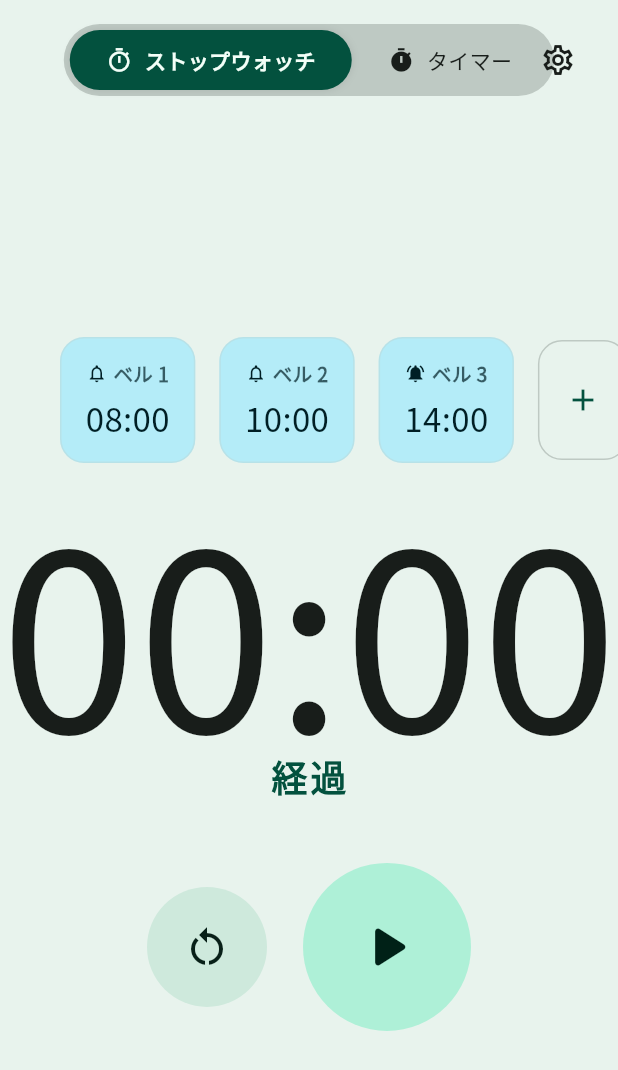
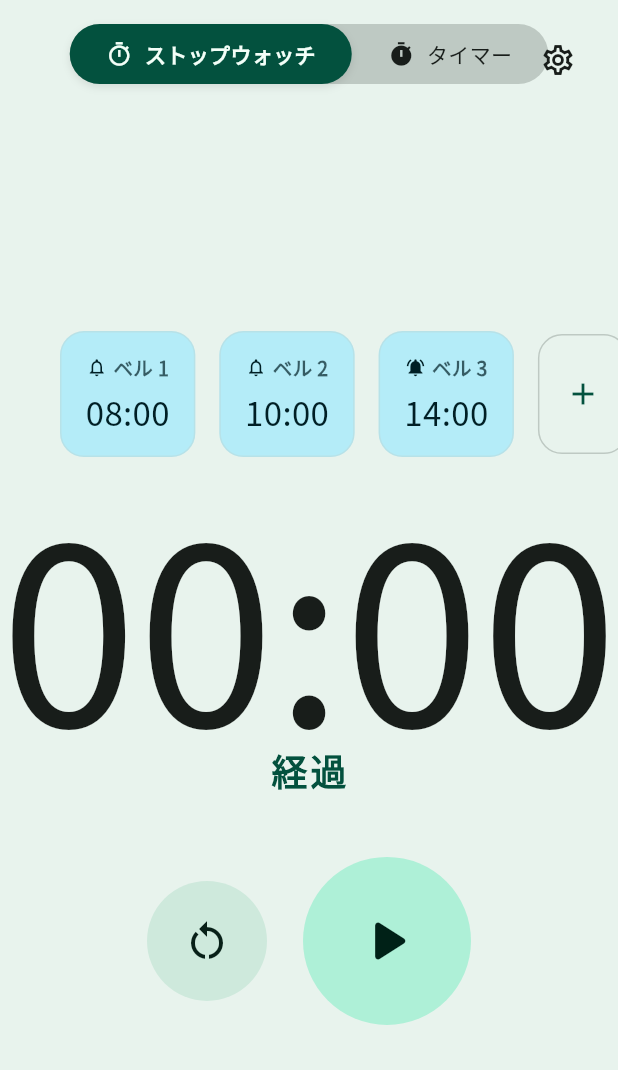
Before and after one commit to Girky0815/presentationtimer_prime, a Flutter app: the screen it shows after launch, after a tap on "ストップウォッチ", on a phone screen of 412 x 824 dp. Shown: the top 1070 px of the screen. Run offline on Flutter 3.47's test engine with Material 3 defaults, Android fonts, the phone set to English and light mode, and no system bars; drawn by our look-alikes of dynamic_color; our stand-ins replace audioplayers, google_fonts, package_info_plus.

Commit message:
v1.1.0: モードボタンにアニメーションを追加

```diff
--- a/lib/main.dart
+++ b/lib/main.dart
@@ -373,28 +373,9 @@ class TimerScreen extends StatelessWidget {
                 child: Row(
                   mainAxisAlignment: MainAxisAlignment.center,
                   children: [
-                    Container(
-                      padding: const EdgeInsets.all(4),
-                      decoration: BoxDecoration(
-                        color: colorScheme.surfaceContainerHighest,
-                        borderRadius: BorderRadius.circular(50),
-                      ),
-                      child: Row(
-                        children: [
-                          _ModeButton(
-                            icon: Icons.timer_outlined,
-                            label: "ストップウォッチ",
-                            isSelected: state.mode == 'stopwatch',
-                            onTap: () => state.toggleMode('stopwatch'),
-                          ),
-                          _ModeButton(
-                            icon: Icons.timer,
-                            label: "タイマー",
-                            isSelected: state.mode == 'timer',
-                            onTap: () => state.toggleMode('timer'),
-                          ),
-                        ],
-                      ),
+                    _AnimatedModeSwitcher(
+                      currentMode: state.mode,
+                      onModeChanged: (newMode) => state.toggleMode(newMode),
                     ),
                   ],
                 ),
@@ -584,42 +565,146 @@ class TimerScreen extends StatelessWidget {
 
 // --- Sub Widgets ---
 
-class _ModeButton extends StatelessWidget {
-  final IconData icon;
-  final String label;
-  final bool isSelected;
-  final VoidCallback onTap;
-
-  const _ModeButton(
-      {required this.icon,
-      required this.label,
-      required this.isSelected,
-      required this.onTap});
+class _AnimatedModeSwitcher extends StatefulWidget {
+  final String currentMode;
+  final Function(String) onModeChanged;
+
+  const _AnimatedModeSwitcher({
+    super.key,
+    required this.currentMode,
+    required this.onModeChanged,
+  });
+
+  @override
+  State<_AnimatedModeSwitcher> createState() => _AnimatedModeSwitcherState();
+}
+
+class _AnimatedModeSwitcherState extends State<_AnimatedModeSwitcher> {
+  final GlobalKey _stopwatchKey = GlobalKey();
+  final GlobalKey _timerKey = GlobalKey();
+
+  double _stopwatchWidth = 0;
+  double _timerWidth = 0;
+
+  @override
+  void initState() {
+    super.initState();
+    WidgetsBinding.instance.addPostFrameCallback((_) => _updateSizes());
+  }
+
+  void _updateSizes() {
+    final stopwatchBox =
+        _stopwatchKey.currentContext?.findRenderObject() as RenderBox?;
+    final timerBox = _timerKey.currentContext?.findRenderObject() as RenderBox?;
+
+    if (stopwatchBox != null && timerBox != null) {
+      setState(() {
+        _stopwatchWidth = stopwatchBox.size.width;
+        _timerWidth = timerBox.size.width;
+      });
+    }
+  }
 
   @override
   Widget build(BuildContext context) {
     final colorScheme = Theme.of(context).colorScheme;
+    final isStopwatch = widget.currentMode == 'stopwatch';
+
+    // Define labels and icons
+    const labelStopwatch = "ストップウォッチ";
+    const labelTimer = "タイマー";
+    const iconStopwatch = Icons.timer_outlined;
+    const iconTimer = Icons.timer;
+
+    // Calculate slider position and width
+    // Default to 0 if not yet measured (will update after first frame)
+    final double sliderLeft = isStopwatch ? 0 : _stopwatchWidth;
+    final double sliderWidth =
+        isStopwatch ? (_stopwatchWidth > 0 ? _stopwatchWidth : 0) : _timerWidth;
+
+    return Container(
+      decoration: BoxDecoration(
+        color: colorScheme.surfaceContainerHighest,
+        borderRadius: BorderRadius.circular(50),
+      ),
+      child: Stack(
+        children: [
+          // Sliding Indicator
+          if (_stopwatchWidth > 0 && _timerWidth > 0)
+            AnimatedPositioned(
+              duration: const Duration(milliseconds: 300),
+              curve: Curves.easeInOutCubicEmphasized,
+              left: sliderLeft,
+              top: 0,
+              bottom: 0,
+              width: sliderWidth,
+              child: Container(
+                decoration: BoxDecoration(
+                  color: colorScheme.primary,
+                  borderRadius: BorderRadius.circular(50),
+                  boxShadow: [
+                    BoxShadow(
+                      color: Colors.black.withValues(alpha: 0.1),
+                      blurRadius: 4,
+                      offset: const Offset(0, 2),
+                    ),
+                  ],
+                ),
+              ),
+            ),
+          // Buttons Row
+          Row(
+            mainAxisSize: MainAxisSize.min,
+            children: [
+              _buildButton(
+                context,
+                key: _stopwatchKey,
+                label: labelStopwatch,
+                icon: iconStopwatch,
+                isSelected: isStopwatch,
+                onTap: () => widget.onModeChanged('stopwatch'),
+              ),
+              _buildButton(
+                context,
+                key: _timerKey,
+                label: labelTimer,
+                icon: iconTimer,
+                isSelected: !isStopwatch,
+                onTap: () => widget.onModeChanged('timer'),
+              ),
+            ],
+          ),
+        ],
+      ),
+    );
+  }
+
+  Widget _buildButton(
+    BuildContext context, {
+    required Key key,
+    required String label,
+    required IconData icon,
+    required bool isSelected,
+    required VoidCallback onTap,
+  }) {
+    final colorScheme = Theme.of(context).colorScheme;
     return GestureDetector(
+      key: key,
       onTap: onTap,
+      behavior: HitTestBehavior.opaque,
       child: Container(
         padding: const EdgeInsets.symmetric(horizontal: 24, vertical: 10),
-        decoration: BoxDecoration(
-          color: isSelected ? colorScheme.primary : Colors.transparent,
-          borderRadius: BorderRadius.circular(50),
-          boxShadow: isSelected
-              ? [
-                  BoxShadow(
-                      color: Colors.black.withValues(alpha: 0.1), blurRadius: 4)
-                ]
-              : [],
-        ),
+        alignment: Alignment.center,
         child: Row(
+          mainAxisSize: MainAxisSize.min,
           children: [
-            Icon(icon,
-                size: 18,
-                color: isSelected
-                    ? colorScheme.onPrimary
-                    : colorScheme.onSurfaceVariant),
+            Icon(
+              icon,
+              size: 18,
+              color: isSelected
+                  ? colorScheme.onPrimary
+                  : colorScheme.onSurfaceVariant,
+            ),
             const SizedBox(width: 8),
             Text(
               label,
@@ -958,7 +1043,7 @@ class _SettingsPanelState extends State<SettingsPanel> {
                           ),
                           const Divider(height: 1),
                           SwitchListTile(
-                            title: const Text("ダイナミックカラー",
+                            title: const Text("ダイナミックカラー(beta)",
                                 style: TextStyle(fontWeight: FontWeight.bold)),
                             // subtitle: const Text("壁紙の色に合わせてテーマを変更"),
                             subtitle: const Text("OSのアクセントカラーを使用"),
```
